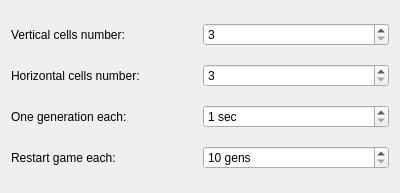
Before: the Qt Designer form applets/life/lifeConfig.ui in KDE/kdeplasma-addons, drawn with Qt 5.
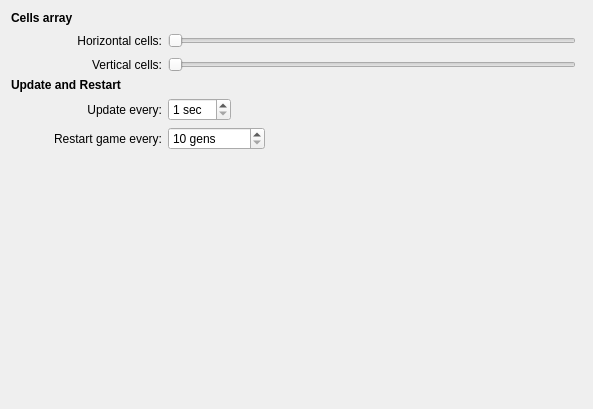
After: the same form once the commit is applied. Custom widgets are drawn as their Qt base class.

Commit message: Improving configuration dialog.

What changed in the file:
```diff
--- a/applets/life/lifeConfig.ui
+++ b/applets/life/lifeConfig.ui
@@ -1,53 +1,86 @@
 <ui version="4.0" >
  <class>lifeConfig</class>
- <widget class="QWidget" name="lifeConfig" >
-  <property name="geometry" >
+ <widget class="QWidget" name="lifeConfig">
+  <property name="geometry">
    <rect>
     <x>0</x>
     <y>0</y>
-    <width>400</width>
-    <height>193</height>
+    <width>593</width>
+    <height>409</height>
    </rect>
   </property>
-  <layout class="QGridLayout" >
-   <item row="0" column="0" >
-    <widget class="QLabel" name="verticalCellsLabel" >
-     <property name="text" >
-      <string>Vertical cells number:</string>
+  <layout class="QGridLayout" name="gridLayout">
+   <item row="0" column="0" colspan="2">
+    <widget class="QLabel" name="label">
+     <property name="font">
+      <font>
+       <weight>75</weight>
+       <bold>true</bold>
+      </font>
      </property>
+     <property name="text">
+      <string>Cells array</string>
+     </property>
     </widget>
    </item>
-   <item row="0" column="1" >
-    <widget class="KIntSpinBox" name="verticalCells" >
-     <property name="minimum" >
-      <number>3</number>
+   <item row="1" column="0">
+    <spacer name="horizontalSpacer">
+     <property name="orientation">
+      <enum>Qt::Horizontal</enum>
      </property>
-    </widget>
+     <property name="sizeType">
+      <enum>QSizePolicy::Fixed</enum>
+     </property>
+     <property name="sizeHint" stdset="0">
+      <size>
+       <width>13</width>
+       <height>20</height>
+      </size>
+     </property>
+    </spacer>
    </item>
-   <item row="1" column="0" >
-    <widget class="QLabel" name="horizontalCellsLabel" >
-     <property name="text" >
-      <string>Horizontal cells number:</string>
+   <item row="1" column="1" colspan="2">
+    <widget class="QLabel" name="horizontalCellsLabel">
+     <property name="text">
+      <string>Horizontal cells:</string>
      </property>
+     <property name="alignment">
+      <set>Qt::AlignRight|Qt::AlignTrailing|Qt::AlignVCenter</set>
+     </property>
     </widget>
    </item>
-   <item row="1" column="1" >
-    <widget class="KIntSpinBox" name="horizontalCells" >
-     <property name="minimum" >
+   <item row="1" column="3">
+    <widget class="QSlider" name="horizontalCells">
+     <property name="minimum">
       <number>3</number>
      </property>
+     <property name="orientation">
+      <enum>Qt::Horizontal</enum>
+     </property>
     </widget>
    </item>
-   <item row="2" column="0" >
-    <widget class="QLabel" name="stepIntervalLabel" >
-     <property name="text" >
-      <string>One generation each:</string>
+   <item row="3" column="0" colspan="3">
+    <widget class="QLabel" name="label_2">
+     <property name="font">
+      <font>
+       <weight>75</weight>
+       <bold>true</bold>
+      </font>
      </property>
+     <property name="text">
+      <string>Update and Restart</string>
+     </property>
     </widget>
    </item>
-   <item row="2" column="1" >
-    <widget class="KIntSpinBox" name="stepInterval" >
-     <property name="suffix" >
+   <item row="4" column="3" colspan="2">
+    <widget class="KIntSpinBox" name="stepInterval">
+     <property name="sizePolicy">
+      <sizepolicy hsizetype="Fixed" vsizetype="Fixed">
+       <horstretch>0</horstretch>
+       <verstretch>0</verstretch>
+      </sizepolicy>
+     </property>
+     <property name="suffix">
       <string> sec</string>
      </property>
      <property name="minimum" >
@@ -55,16 +88,25 @@
      </property>
     </widget>
    </item>
-   <item row="3" column="0" >
-    <widget class="QLabel" name="maxGensNumberLabel" >
-     <property name="text" >
-      <string>Restart game each:</string>
+   <item row="5" column="1" colspan="2">
+    <widget class="QLabel" name="maxGensNumberLabel">
+     <property name="text">
+      <string>Restart game every:</string>
+     </property>
+     <property name="alignment">
+      <set>Qt::AlignRight|Qt::AlignTrailing|Qt::AlignVCenter</set>
      </property>
     </widget>
    </item>
-   <item row="3" column="1" >
-    <widget class="KIntSpinBox" name="maxGensNumber" >
-     <property name="suffix" >
+   <item row="5" column="3" colspan="2">
+    <widget class="KIntSpinBox" name="maxGensNumber">
+     <property name="sizePolicy">
+      <sizepolicy hsizetype="Fixed" vsizetype="Fixed">
+       <horstretch>0</horstretch>
+       <verstretch>0</verstretch>
+      </sizepolicy>
+     </property>
+     <property name="suffix">
       <string> gens</string>
      </property>
      <property name="minimum" >
@@ -75,6 +117,49 @@
      </property>
     </widget>
    </item>
+   <item row="6" column="2">
+    <spacer name="verticalSpacer">
+     <property name="orientation">
+      <enum>Qt::Vertical</enum>
+     </property>
+     <property name="sizeHint" stdset="0">
+      <size>
+       <width>83</width>
+       <height>244</height>
+      </size>
+     </property>
+    </spacer>
+   </item>
+   <item row="2" column="3">
+    <widget class="QSlider" name="verticalCells">
+     <property name="minimum">
+      <number>3</number>
+     </property>
+     <property name="orientation">
+      <enum>Qt::Horizontal</enum>
+     </property>
+    </widget>
+   </item>
+   <item row="2" column="2">
+    <widget class="QLabel" name="verticalCellsNumber">
+     <property name="text">
+      <string>Vertical cells:</string>
+     </property>
+     <property name="alignment">
+      <set>Qt::AlignRight|Qt::AlignTrailing|Qt::AlignVCenter</set>
+     </property>
+    </widget>
+   </item>
+   <item row="4" column="2">
+    <widget class="QLabel" name="stepIntervalLabel">
+     <property name="text">
+      <string>Update every:</string>
+     </property>
+     <property name="alignment">
+      <set>Qt::AlignRight|Qt::AlignTrailing|Qt::AlignVCenter</set>
+     </property>
+    </widget>
+   </item>
   </layout>
  </widget>
  <customwidgets>
```
Left out of the diff: 9 changed lines with no effect on the pictures.
